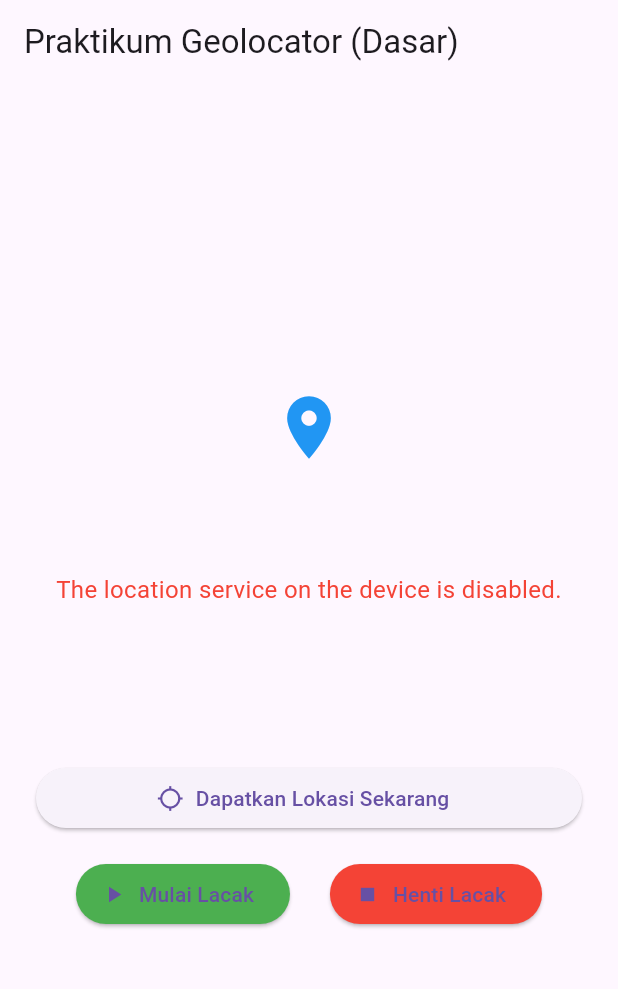
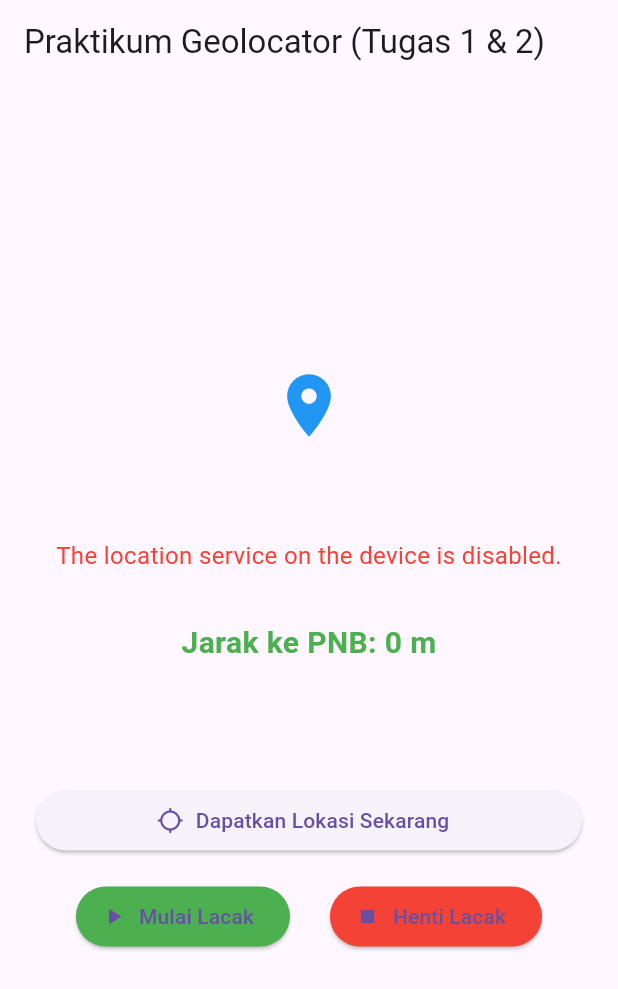
Before and after one commit to tarunaisra/geo_project, a Flutter app: the screen it shows after launch, after a tap on "Dapatkan Lokasi Sekarang", after a tap on "Mulai Lacak", on a phone screen of 412 x 824 dp. Shown: the top 989 px of the screen. Run offline on Flutter 3.47's test engine with Material 3 defaults, Android fonts, the phone set to English and light mode, and no system bars; our stand-ins replace geolocator.

Commit message:
Update: Menambahkan fitur Tugas 2 (Real-time Distance to PNB)

```diff
--- a/lib/main.dart
+++ b/lib/main.dart
@@ -1,5 +1,3 @@
-
-
 import 'dart:async';
 import 'package:flutter/material.dart';
 import 'package:geolocator/geolocator.dart';
@@ -12,7 +10,7 @@ class MyApp extends StatelessWidget {
   @override
   Widget build(BuildContext context) {
     return MaterialApp(
-      title: 'Praktikum Geolocator (Dasar)',
+      title: 'Praktikum Geolocator (Dasar + Jarak PNB)',
       theme: ThemeData(
         primarySwatch: Colors.blue,
         visualDensity: VisualDensity.adaptivePlatformDensity,
@@ -31,92 +29,57 @@ class MyHomePage extends StatefulWidget {
 class _MyHomePageState extends State<MyHomePage> {
   // --- Variabel State Utama ---
   Position? _currentPosition; // Menyimpan data lokasi
-  String? _errorMessage; // Menyimpa pesan error
-  StreamSubscription<Position>? _positionStream; // Penyimpan stream
+  String? _errorMessage; // Menyimpan pesan error
+  StreamSubscription<Position>? _positionStream; // Penyimpan stream lokasi realtime
 
-  // Variabel untuk Latihan 1 dan 2 telah dihapus dari versi ini
+  // --- VARIABEL TUGAS 2 ---
+  String distanceToPNB = "0 m"; // Menyimpan hasil jarak
+  final double _pnbLatitude = -8.2167; // Koordinat PNB (contoh)
+  final double _pnbLongitude = 114.3650;
 
   @override
   void dispose() {
-    // PENTING: Selalu batalkan stream saat widget dihancurkan
     _positionStream?.cancel();
     super.dispose();
   }
 
-
-
+  // Fungsi izin dan dapatkan lokasi (TUGAS 1)
   Future<Position> _getPermissionAndLocation() async {
     bool serviceEnabled;
     LocationPermission permission;
 
-    // 1. Cek apakah layanan lokasi (GPS) di perangkat aktif
     serviceEnabled = await Geolocator.isLocationServiceEnabled();
     if (!serviceEnabled) {
-      // Jika tidak aktif, kirim error
       return Future.error('Layanan lokasi tidak aktif. Harap aktifkan GPS.');
     }
 
-    // 2. Cek izin lokasi dari aplikasi
     permission = await Geolocator.checkPermission();
     if (permission == LocationPermission.denied) {
-      // Jika ditolak, minta izin
       permission = await Geolocator.requestPermission();
       if (permission == LocationPermission.denied) {
-        // Jika tetap ditolak, kirim error
         return Future.error('Izin lokasi ditolak.');
       }
     }
 
     if (permission == LocationPermission.deniedForever) {
-      // Jika ditolak permanen, kirim error
       return Future.error(
         'Izin lokasi ditolak permanen. Harap ubah di pengaturan aplikasi.',
       );
     }
 
-    // 3. Jika izin diberikan, ambil lokasi saat ini
     return await Geolocator.getCurrentPosition(
       desiredAccuracy: LocationAccuracy.high,
     );
   }
 
+  // Button: Dapatkan Lokasi Sekarang (TUGAS 1)
   void _handleGetLocation() async {
     try {
       Position position = await _getPermissionAndLocation();
       setState(() {
         _currentPosition = position;
-        _errorMessage = null; // Hapus error jika sukses
+        _errorMessage = null;
       });
-
-      // Fungsi Latihan 1 & 2 dihapus dari sini
-    } catch (e) {
-      setState(() {
-        _errorMessage = e.toString(); // Tampilkan error di UI
-      });
-    }
-  }
-
-  void _handleStartTracking() {
-    _positionStream?.cancel();
-
-    final LocationSettings locationSettings = LocationSettings(
-      accuracy: LocationAccuracy.high,
-      distanceFilter: 10, // Update setiap ada pergerakan 10 meter
-    );
-
-    try {
-      // Mulai mendengarkan stream
-      _positionStream =
-          Geolocator.getPositionStream(
-            locationSettings: locationSettings,
-          ).listen((Position position) {
-            setState(() {
-              _currentPosition = position;
-              _errorMessage = null;
-            });
-
-
-          });
     } catch (e) {
       setState(() {
         _errorMessage = e.toString();
@@ -124,18 +87,52 @@ class _MyHomePageState extends State<MyHomePage> {
     }
   }
 
+  // Button: Mulai Lacak (TUGAS 1 & TUGAS 2)
+  void _handleStartTracking() {
+    _positionStream?.cancel();
+
+    final LocationSettings locationSettings = LocationSettings(
+      accuracy: LocationAccuracy.high,
+      distanceFilter: 5, // Update setiap bergerak 5 meter
+    );
+
+    try {
+      _positionStream = Geolocator.getPositionStream(
+        locationSettings: locationSettings,
+      ).listen((Position position) {
+        double distanceInMeters = Geolocator.distanceBetween(
+          _pnbLatitude,
+          _pnbLongitude,
+          position.latitude,
+          position.longitude,
+        );
+
+        setState(() {
+          _currentPosition = position;
+          distanceToPNB = "${distanceInMeters.toStringAsFixed(2)} m";
+          _errorMessage = null;
+        });
+      });
+    } catch (e) {
+      setState(() {
+        _errorMessage = e.toString();
+      });
+    }
+  }
+
+  // Button: Stop Tracking (TUGAS 1)
   void _handleStopTracking() {
-    _positionStream?.cancel(); // Hentikan stream
+    _positionStream?.cancel();
     setState(() {
       _errorMessage = "Pelacakan dihentikan.";
     });
   }
 
-  // --- TAMPILAN (UI) ---
+  // --- UI ---
   @override
   Widget build(BuildContext context) {
     return Scaffold(
-      appBar: AppBar(title: Text("Praktikum Geolocator (Dasar)")),
+      appBar: AppBar(title: Text("Praktikum Geolocator (Tugas 1 & 2)")),
       body: Center(
         child: Padding(
           padding: const EdgeInsets.all(24.0),
@@ -146,13 +143,12 @@ class _MyHomePageState extends State<MyHomePage> {
                 Icon(Icons.location_on, size: 50, color: Colors.blue),
                 SizedBox(height: 16),
 
-                // --- Area Tampilan Informasi ---
+                // --- AREA INFORMASI ---
                 ConstrainedBox(
-                  constraints: BoxConstraints(minHeight: 150),
+                  constraints: BoxConstraints(minHeight: 180),
                   child: Column(
                     mainAxisAlignment: MainAxisAlignment.center,
                     children: [
-                      // Tampilkan Error
                       if (_errorMessage != null)
                         Text(
                           _errorMessage!,
@@ -162,7 +158,6 @@ class _MyHomePageState extends State<MyHomePage> {
 
                       SizedBox(height: 16),
 
-                      // Tampilkan Posisi (Lat/Lng)
                       if (_currentPosition != null)
                         Text(
                           "Lat: ${_currentPosition!.latitude}\nLng: ${_currentPosition!.longitude}",
@@ -172,13 +167,25 @@ class _MyHomePageState extends State<MyHomePage> {
                             fontWeight: FontWeight.bold,
                           ),
                         ),
+
+                      SizedBox(height: 16),
+
+                      // ✅ TAMPILKAN JARAK KE PNB (TUGAS 2)
+                      Text(
+                        "Jarak ke PNB: $distanceToPNB",
+                        style: TextStyle(
+                          fontSize: 20,
+                          fontWeight: FontWeight.bold,
+                          color: Colors.green,
+                        ),
+                        textAlign: TextAlign.center,
+                      ),
                     ],
                   ),
                 ),
 
                 SizedBox(height: 32),
 
-                //
                 ElevatedButton.icon(
                   icon: Icon(Icons.location_searching),
                   label: Text('Dapatkan Lokasi Sekarang'),
@@ -187,7 +194,9 @@ class _MyHomePageState extends State<MyHomePage> {
                     minimumSize: Size(double.infinity, 40),
                   ),
                 ),
+
                 SizedBox(height: 16),
+
                 Row(
                   mainAxisAlignment: MainAxisAlignment.spaceEvenly,
                   children: [
```
Also changed, not shown: pubspec.lock, 1 other file.
